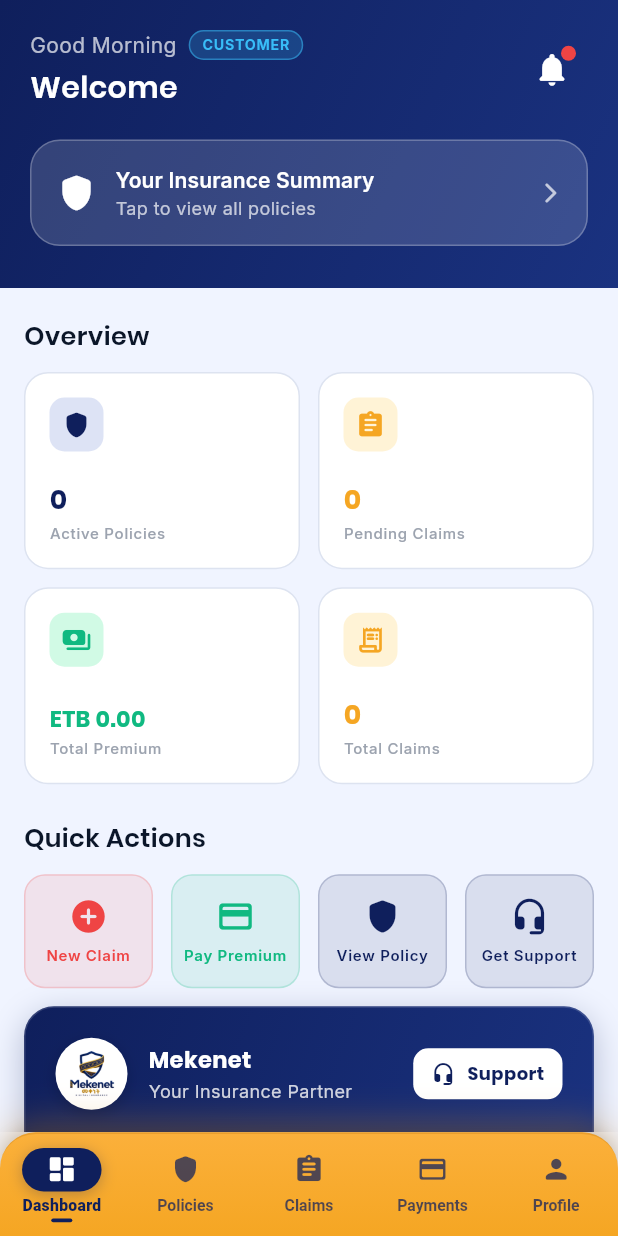
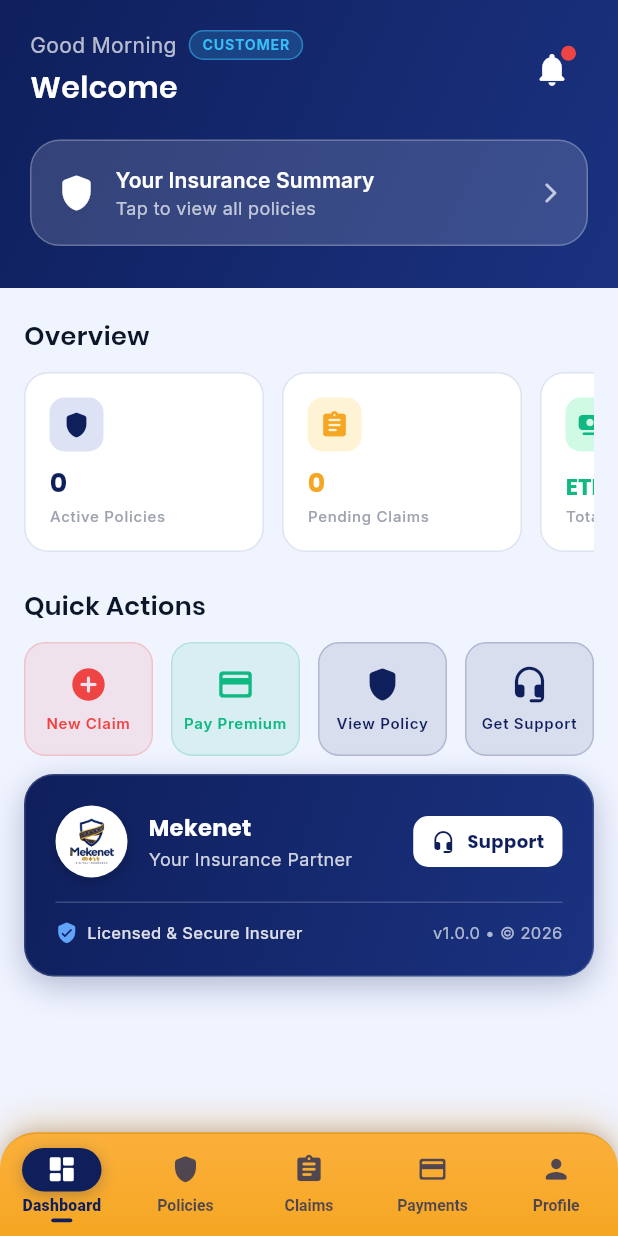
Before and after one commit to tesfish2012/mekenet-App, a Flutter app: the DashboardPage screen opened by its route, on a phone screen of 412 x 824 dp. Run offline on Flutter 3.47's test engine with Material 3 defaults, Android fonts, the phone set to English and light mode, and no system bars; drawn by our look-alikes of flutter_animate; our stand-ins replace cached_network_image, connectivity_plus, dartz, dio, easy_localization, equatable and 17 more; missing offline and left inert: in_app_update; accounts and stored records are empty; network calls fail.

Commit message:
chnages in dashboard

```diff
--- a/lib/features/dashboard/presentation/pages/dashboard_page.dart
+++ b/lib/features/dashboard/presentation/pages/dashboard_page.dart
@@ -7,6 +7,8 @@ import '../../../../core/constants/app_constants.dart';
 import '../../../../core/utils/date_formatter.dart';
 import '../../../../features/authentication/presentation/providers/auth_provider.dart';
 import '../../../../features/broker/presentation/pages/broker_dashboard_page.dart';
+import '../../../../features/policies/data/models/policy_model.dart';
+import '../../../../features/policies/presentation/providers/policies_provider.dart';
 import '../../../../shared/theme/app_colors.dart';
 import '../../../../shared/theme/app_text_styles.dart';
 import '../../../../shared/widgets/app_card.dart';
@@ -33,6 +35,7 @@ class DashboardPage extends ConsumerWidget {
         isAgentOrBroker ? null : ref.watch(customerStatsProvider);
     final agentStatsAsync =
         isAgentOrBroker ? ref.watch(agentStatsProvider) : null;
+    final policyTypes = ref.watch(policyTypesProvider).value ?? const <PolicyTypeModel>[];
     final noticesAsync = ref.watch(latestNoticesProvider);
 
     return Scaffold(
@@ -74,7 +77,10 @@ class DashboardPage extends ConsumerWidget {
                       ),
                     )
                   : customerStatsAsync!.when(
-                      data: (stats) => _StatsGrid(stats: stats),
+                      data: (stats) => _StatsGrid(
+                        stats: stats,
+                        policyTypes: policyTypes,
+                      ),
                       loading: () => const Padding(
                         padding: EdgeInsets.all(16),
                         child: LoadingView(),
@@ -310,13 +316,62 @@ class _DashboardHeader extends StatelessWidget {
 
 // ── Customer Stats Grid ───────────────────────────────────
 
-class _StatsGrid extends StatelessWidget {
+class _StatsGrid extends ConsumerWidget {
   final dynamic stats;
+  final List<PolicyTypeModel> policyTypes;
 
-  const _StatsGrid({required this.stats});
+  const _StatsGrid({required this.stats, required this.policyTypes});
+
+  IconData _categoryIcon(String label) {
+    final name = label.toLowerCase();
+    if (name.contains('vehicle') || name.contains('motor') || name.contains('car')) {
+      return Icons.directions_car_rounded;
+    }
+    if (name.contains('life')) return Icons.favorite_rounded;
+    if (name.contains('health') || name.contains('medical')) {
+      return Icons.local_hospital_rounded;
+    }
+    if (name.contains('travel')) return Icons.flight_rounded;
+    if (name.contains('home') || name.contains('property')) {
+      return Icons.home_rounded;
+    }
+    return Icons.shield_rounded;
+  }
 
   @override
-  Widget build(BuildContext context) {
+  Widget build(BuildContext context, WidgetRef ref) {
+    final statCards = [
+      StatsCard(
+        title: 'dashboard.active_policies'.tr(),
+        value: '${stats.activeInsurances}',
+        icon: Icons.shield_rounded,
+        color: AppColors.primary,
+        bgColor: AppColors.primaryContainer,
+      ),
+      StatsCard(
+        title: 'dashboard.pending_claims'.tr(),
+        value: '${stats.pendingClaims}',
+        icon: Icons.assignment_rounded,
+        color: AppColors.warning,
+        bgColor: AppColors.warningLight,
+      ),
+      StatsCard(
+        title: 'dashboard.total_premium'.tr(),
+        value: AppFormatter.formatCurrency(stats.totalPremium),
+        icon: Icons.payments_rounded,
+        color: AppColors.success,
+        bgColor: AppColors.successLight,
+        isSmallText: true,
+      ),
+      StatsCard(
+        title: 'Total Claims',
+        value: '${stats.totalClaims}',
+        icon: Icons.receipt_long_rounded,
+        color: AppColors.accent,
+        bgColor: AppColors.accentContainer,
+      ),
+    ];
+
     return Padding(
       padding: const EdgeInsets.fromLTRB(16, 20, 16, 0),
       child: Column(
@@ -324,45 +379,96 @@ class _StatsGrid extends StatelessWidget {
         children: [
           Text('Overview', style: AppTextStyles.titleLarge),
           const SizedBox(height: 12),
-          GridView.count(
-            crossAxisCount: 2,
-            crossAxisSpacing: 12,
-            mainAxisSpacing: 12,
-            shrinkWrap: true,
-            physics: const NeverScrollableScrollPhysics(),
-            childAspectRatio: 1.4,
-            children: [
-              StatsCard(
-                title: 'dashboard.active_policies'.tr(),
-                value: '${stats.activeInsurances}',
-                icon: Icons.shield_rounded,
-                color: AppColors.primary,
-                bgColor: AppColors.primaryContainer,
-              ).animate().fadeIn(delay: 100.ms).slideY(begin: 0.2),
-              StatsCard(
-                title: 'dashboard.pending_claims'.tr(),
-                value: '${stats.pendingClaims}',
-                icon: Icons.assignment_rounded,
-                color: AppColors.warning,
-                bgColor: AppColors.warningLight,
-              ).animate().fadeIn(delay: 200.ms).slideY(begin: 0.2),
-              StatsCard(
-                title: 'dashboard.total_premium'.tr(),
-                value: AppFormatter.formatCurrency(stats.totalPremium),
-                icon: Icons.payments_rounded,
-                color: AppColors.success,
-                bgColor: AppColors.successLight,
-                isSmallText: true,
-              ).animate().fadeIn(delay: 300.ms).slideY(begin: 0.2),
-              StatsCard(
-                title: 'Total Claims',
-                value: '${stats.totalClaims}',
-                icon: Icons.receipt_long_rounded,
-                color: AppColors.accent,
-                bgColor: AppColors.accentContainer,
-              ).animate().fadeIn(delay: 400.ms).slideY(begin: 0.2),
-            ],
+          SizedBox(
+            height: 120,
+            child: ListView.separated(
+              scrollDirection: Axis.horizontal,
+              itemCount: statCards.length,
+              separatorBuilder: (_, __) => const SizedBox(width: 12),
+              itemBuilder: (context, index) => SizedBox(
+                width: 160,
+                child: statCards[index],
+              ),
+            ),
           ),
+          if (policyTypes.isNotEmpty) ...[
+            const SizedBox(height: 20),
+            Row(
+              children: [
+                Text('Policy by Category', style: AppTextStyles.titleLarge),
+                const Spacer(),
+                Container(
+                  padding: const EdgeInsets.symmetric(horizontal: 8, vertical: 4),
+                  decoration: BoxDecoration(
+                    color: AppColors.primaryContainer,
+                    borderRadius: BorderRadius.circular(10),
+                  ),
+                  child: Text(
+                    '${policyTypes.length} types',
+                    style: AppTextStyles.labelSmall.copyWith(
+                      color: AppColors.primary,
+                      fontWeight: FontWeight.w700,
+                    ),
+                  ),
+                ),
+              ],
+            ),
+            const SizedBox(height: 10),
+            SizedBox(
+              height: 38,
+              child: ListView.separated(
+                scrollDirection: Axis.horizontal,
+                itemCount: policyTypes.length,
+                separatorBuilder: (_, __) => const SizedBox(width: 8),
+                itemBuilder: (context, index) {
+                  final type = policyTypes[index];
+                  final isSelected = ref.watch(selectedPolicyTypeIdProvider) == type.id;
+
+                  return GestureDetector(
+                    onTap: () {
+                      final current = ref.read(selectedPolicyTypeIdProvider);
+                      ref.read(selectedPolicyTypeIdProvider.notifier).state =
+                          current == type.id ? null : type.id;
+                      ref.read(policySearchQueryProvider.notifier).state = '';
+                      context.push('/policies/browse');
+                    },
+                    child: Container(
+                      padding: const EdgeInsets.symmetric(horizontal: 12, vertical: 8),
+                      decoration: BoxDecoration(
+                        color: isSelected
+                            ? AppColors.primaryContainer
+                            : Colors.white,
+                        borderRadius: BorderRadius.circular(12),
+                        border: Border.all(
+                          color: isSelected
+                              ? AppColors.primary
+                              : AppColors.lightBorder,
+                        ),
+                      ),
+                      child: Row(
+                        mainAxisSize: MainAxisSize.min,
+                        children: [
+                          Icon(
+                            _categoryIcon(type.name),
+                            size: 15,
+                            color: isSelected ? AppColors.primary : AppColors.primary,
+                          ),
+                          const SizedBox(width: 6),
+                          Text(
+                            type.name,
+                            style: AppTextStyles.labelMedium.copyWith(
+                              color: AppColors.lightTextPrimary,
+                              fontWeight: FontWeight.w600,
+                            ),
+                          ),
+                        ],
+                      ),
+                    ),
+                  );
+                },
+              ),
+            ),
+          ],
         ],
       ),
     );
```
